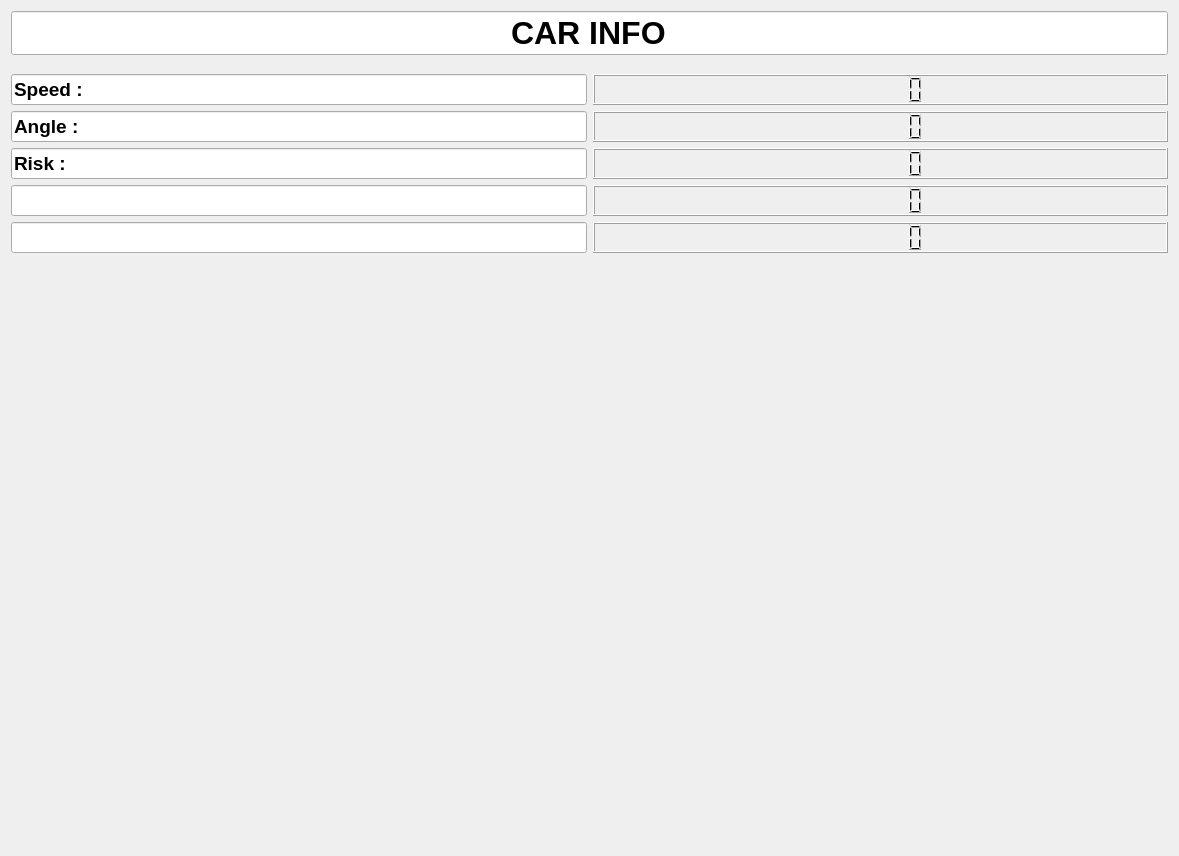
robotique-udes/arcus-simulation, file sim_ws/src/arcus_gui/ui/ui/CarInfo.ui: the form before one commit.
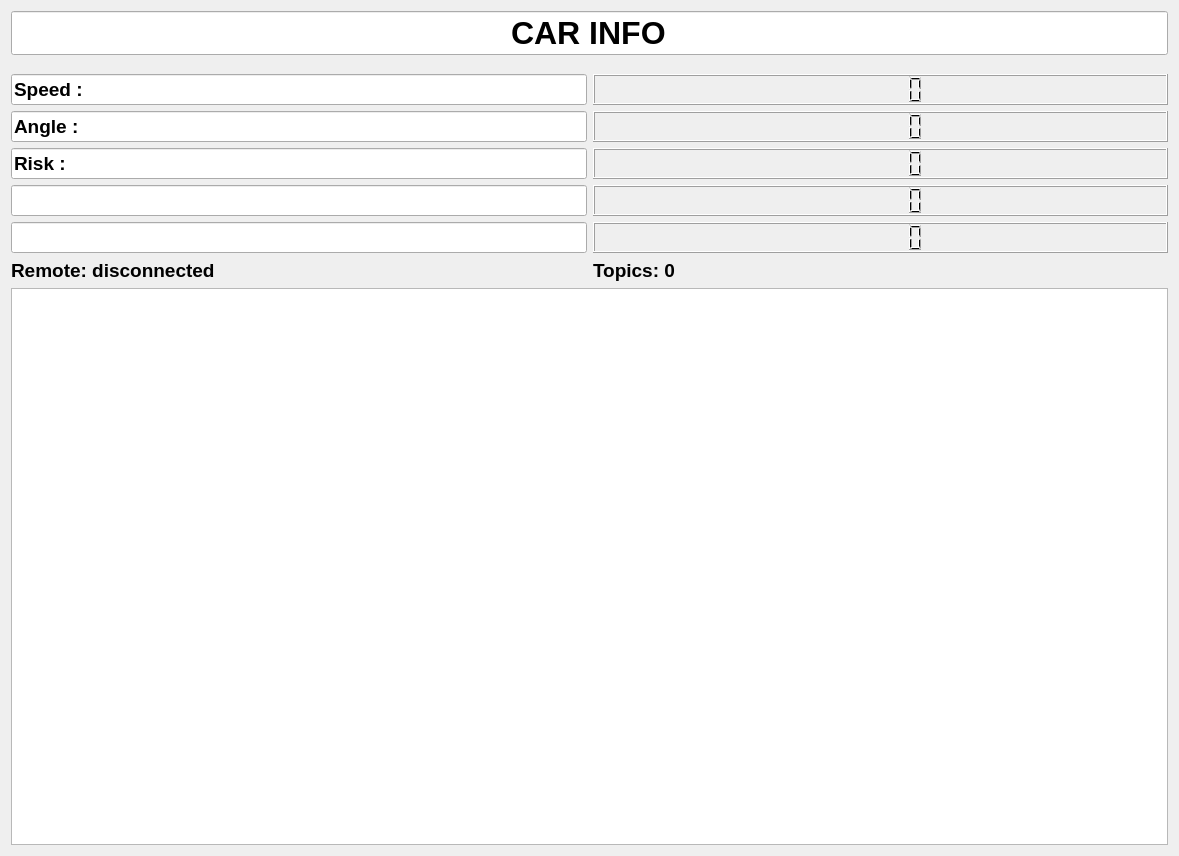
The form after the commit.

Commit message: add topic from car socket to gui

What changed in the file:
```diff
--- a/sim_ws/src/arcus_gui/ui/ui/CarInfo.ui
+++ b/sim_ws/src/arcus_gui/ui/ui/CarInfo.ui
@@ -268,20 +268,32 @@
       </layout>
      </item>
      <item row="7" column="0">
-      <spacer name="verticalSpacer_3">
-       <property name="orientation">
-        <enum>Qt::Vertical</enum>
-       </property>
-       <property name="sizeType">
-        <enum>QSizePolicy::Expanding</enum>
-       </property>
-       <property name="sizeHint" stdset="0">
+      <layout class="QHBoxLayout" name="connectionLayout">
+       <item>
+        <widget class="QLabel" name="connectionIndicator">
+         <property name="text">
+          <string>Remote: disconnected</string>
+         </property>
+        </widget>
+       </item>
+       <item>
+        <widget class="QLabel" name="topicCount">
+         <property name="text">
+          <string>Topics: 0</string>
+         </property>
+        </widget>
+       </item>
+      </layout>
+     </item>
+     <item row="8" column="0">
+      <widget class="QListWidget" name="remoteTopics">
+       <property name="minimumSize">
         <size>
-         <width>20</width>
-         <height>13</height>
+         <width>0</width>
+         <height>100</height>
         </size>
        </property>
-      </spacer>
+      </widget>
      </item>
     </layout>
    </item>
```
The commit also changes 5 other files.
